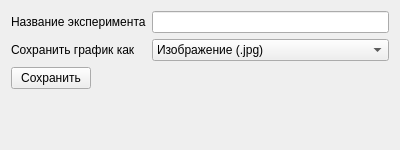
Before: the Qt Designer form resources/ui_files/ui/save_results.ui in IvanBrekman/ModelingBodyTrajectory, drawn with Qt 5.
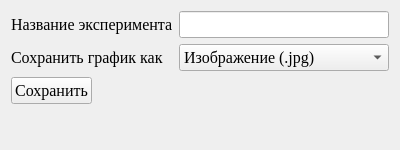
After: the same form once the commit is applied.

```diff
--- a/resources/ui_files/ui/save_results.ui
+++ b/resources/ui_files/ui/save_results.ui
@@ -10,22 +10,47 @@
     <height>150</height>
    </rect>
   </property>
+  <property name="minimumSize">
+   <size>
+    <width>400</width>
+    <height>150</height>
+   </size>
+  </property>
   <property name="windowTitle">
    <string>Сохранение результатов</string>
   </property>
   <layout class="QFormLayout" name="formLayout">
    <item row="0" column="0">
     <widget class="QLabel" name="label">
+     <property name="font">
+      <font>
+       <family>Times New Roman</family>
+       <pointsize>12</pointsize>
+      </font>
+     </property>
      <property name="text">
       <string>Название эксперимента</string>
      </property>
     </widget>
    </item>
    <item row="0" column="1">
-    <widget class="QLineEdit" name="name_le"/>
+    <widget class="QLineEdit" name="name_le">
+     <property name="font">
+      <font>
+       <family>Times New Roman</family>
+       <pointsize>12</pointsize>
+      </font>
+     </property>
+    </widget>
    </item>
    <item row="1" column="0">
     <widget class="QLabel" name="label_2">
+     <property name="font">
+      <font>
+       <family>Times New Roman</family>
+       <pointsize>12</pointsize>
+      </font>
+     </property>
      <property name="text">
       <string>Сохранить график как</string>
      </property>
@@ -33,6 +58,12 @@
    </item>
    <item row="1" column="1">
     <widget class="QComboBox" name="graph_save_type_cb">
+     <property name="font">
+      <font>
+       <family>Times New Roman</family>
+       <pointsize>12</pointsize>
+      </font>
+     </property>
      <item>
       <property name="text">
        <string>Изображение (.jpg)</string>
@@ -47,6 +78,12 @@
    </item>
    <item row="2" column="0">
     <widget class="QPushButton" name="save_btn">
+     <property name="font">
+      <font>
+       <family>Times New Roman</family>
+       <pointsize>12</pointsize>
+      </font>
+     </property>
      <property name="text">
       <string>Сохранить</string>
      </property>
```
